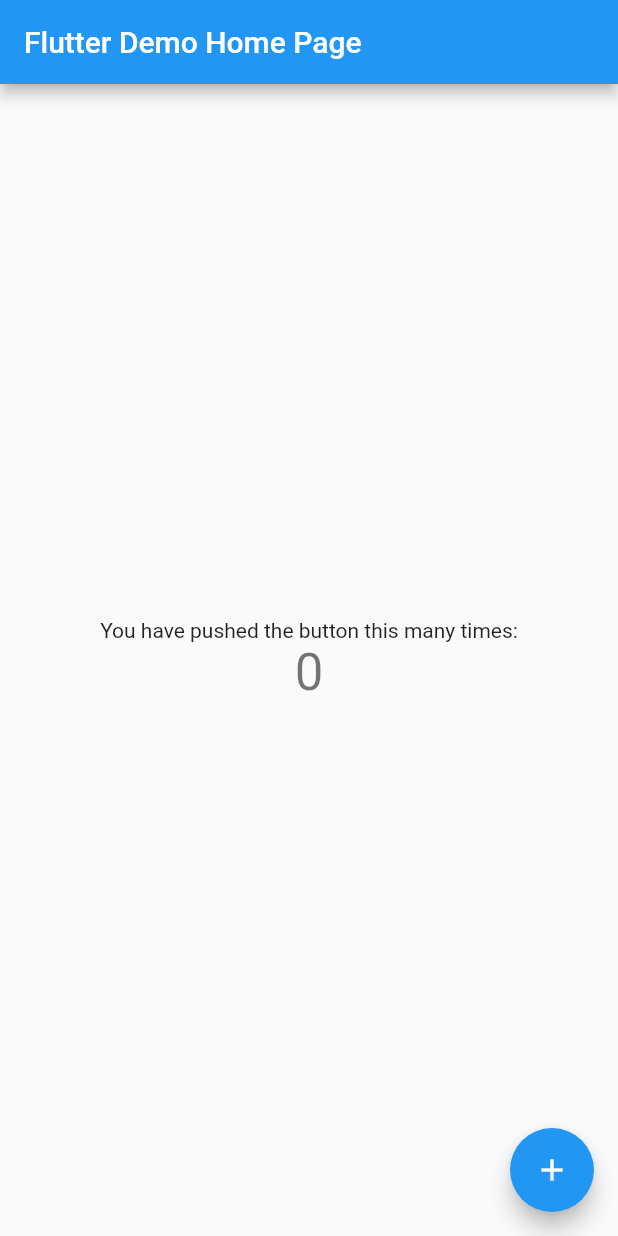
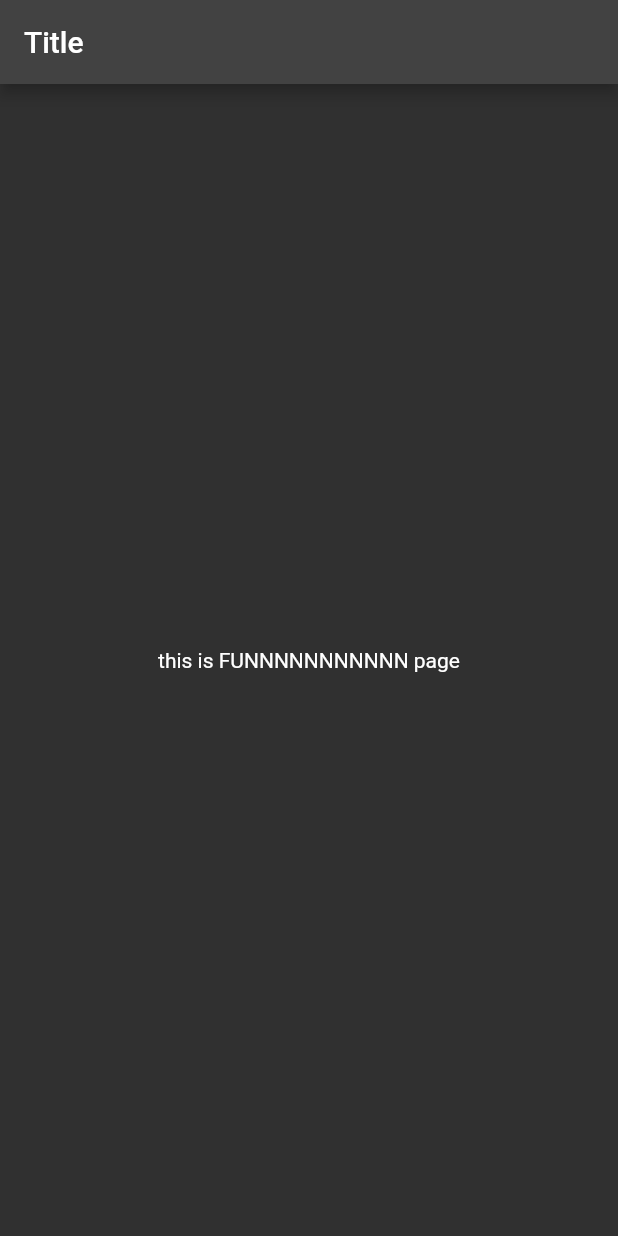
Before and after one commit to nash-2023/flutter001, a Flutter app: the screen it shows after launch, on a phone screen of 412 x 824 dp. Run offline on Flutter 3.47's test engine with Material 2 defaults, Android fonts, the phone set to English and light mode, and no system bars.

Commit message:
abdalla pc

```diff
--- a/flutter_training_001/lib/001_text.dart
+++ b/flutter_training_001/lib/001_text.dart
@@ -0,0 +1,18 @@
+import 'package:flutter/material.dart';
+
+class TrText extends StatelessWidget {
+  const TrText({Key? key, required this.args}) : super(key: key);
+
+  final Map args;
+
+  @override
+  Widget build(BuildContext context) {
+    final fun = args['fun'];
+    return Scaffold(
+      appBar: AppBar(
+        title: Text(args['title']),
+      ),
+      body: Center(child: Text('this is $fun page')),
+    );
+  }
+}
--- a/flutter_training_001/lib/main.dart
+++ b/flutter_training_001/lib/main.dart
@@ -1,4 +1,6 @@
 import 'package:flutter/material.dart';
+import 'myHomePage.dart';
+import '001_text.dart';
 
 void main() {
   runApp(const MyApp());
@@ -11,105 +13,10 @@
   @override
   Widget build(BuildContext context) {
     return MaterialApp(
-      title: 'Flutter Demo',
-      theme: ThemeData(
-        // This is the theme of your application.
-        //
-        // Try running your application with "flutter run". You'll see the
-        // application has a blue toolbar. Then, without quitting the app, try
-        // changing the primarySwatch below to Colors.green and then invoke
-        // "hot reload" (press "r" in the console where you ran "flutter run",
-        // or simply save your changes to "hot reload" in a Flutter IDE).
-        // Notice that the counter didn't reset back to zero; the application
-        // is not restarted.
-        primarySwatch: Colors.blue,
-      ),
-      home: const MyHomePage(title: 'Flutter Demo Home Page'),
+      title: 'Ya Rab',
+      theme: ThemeData.dark(),
+      // home: const MyHomePage(title: 'Title'),
+      home: const TrText(args: {'title': 'Title', 'fun': 'FUNNNNNNNNNNN'}),
     );
   }
 }
-
-class MyHomePage extends StatefulWidget {
-  const MyHomePage({Key? key, required this.title}) : super(key: key);
-
-  // This widget is the home page of your application. It is stateful, meaning
-  // that it has a State object (defined below) that contains fields that affect
-  // how it looks.
-
-  // This class is the configuration for the state. It holds the values (in this
-  // case the title) provided by the parent (in this case the App widget) and
-  // used by the build method of the State. Fields in a Widget subclass are
-  // always marked "final".
-
-  final String title;
-
-  @override
-  State<MyHomePage> createState() => _MyHomePageState();
-}
-
-class _MyHomePageState extends State<MyHomePage> {
-  int _counter = 0;
-
-  void _incrementCounter() {
-    setState(() {
-      // This call to setState tells the Flutter framework that something has
-      // changed in this State, which causes it to rerun the build method below
-      // so that the display can reflect the updated values. If we changed
-      // _counter without calling setState(), then the build method would not be
-      // called again, and so nothing would appear to happen.
-      _counter++;
-    });
-  }
-
-  @override
-  Widget build(BuildContext context) {
-    // This method is rerun every time setState is called, for instance as done
-    // by the _incrementCounter method above.
-    //
-    // The Flutter framework has been optimized to make rerunning build methods
-    // fast, so that you can just rebuild anything that needs updating rather
-    // than having to individually change instances of widgets.
-    return Scaffold(
-      appBar: AppBar(
-        // Here we take the value from the MyHomePage object that was created by
-        // the App.build method, and use it to set our appbar title.
-        title: Text(widget.title),
-      ),
-      body: Center(
-        // Center is a layout widget. It takes a single child and positions it
-        // in the middle of the parent.
-        child: Column(
-          // Column is also a layout widget. It takes a list of children and
-          // arranges them vertically. By default, it sizes itself to fit its
-          // children horizontally, and tries to be as tall as its parent.
-          //
-          // Invoke "debug painting" (press "p" in the console, choose the
-          // "Toggle Debug Paint" action from the Flutter Inspector in Android
-          // Studio, or the "Toggle Debug Paint" command in Visual Studio Code)
-          // to see the wireframe for each widget.
-          //
-          // Column has various properties to control how it sizes itself and
-          // how it positions its children. Here we use mainAxisAlignment to
-          // center the children vertically; the main axis here is the vertical
-          // axis because Columns are vertical (the cross axis would be
-          // horizontal).
-          mainAxisAlignment: MainAxisAlignment.center,
-          children: <Widget>[
-            const Text(
-              'You have pushed the button this many times:',
-            ),
-            Text(
-              '$_counter',
-              style: Theme.of(context).textTheme.headline4,
-            ),
-          ],
-        ),
-      ),
-      floatingActionButton: FloatingActionButton(
-        onPressed: _incrementCounter,
-        tooltip: 'Increment',
-        child: const Icon(Icons.add),
-      ), // This trailing comma makes auto-formatting nicer for build methods.
-    );
-  }
-}
```
Also changed, not shown: flutter_training_001/lib/myHomePage.dart (added, +31 -0 lines).
